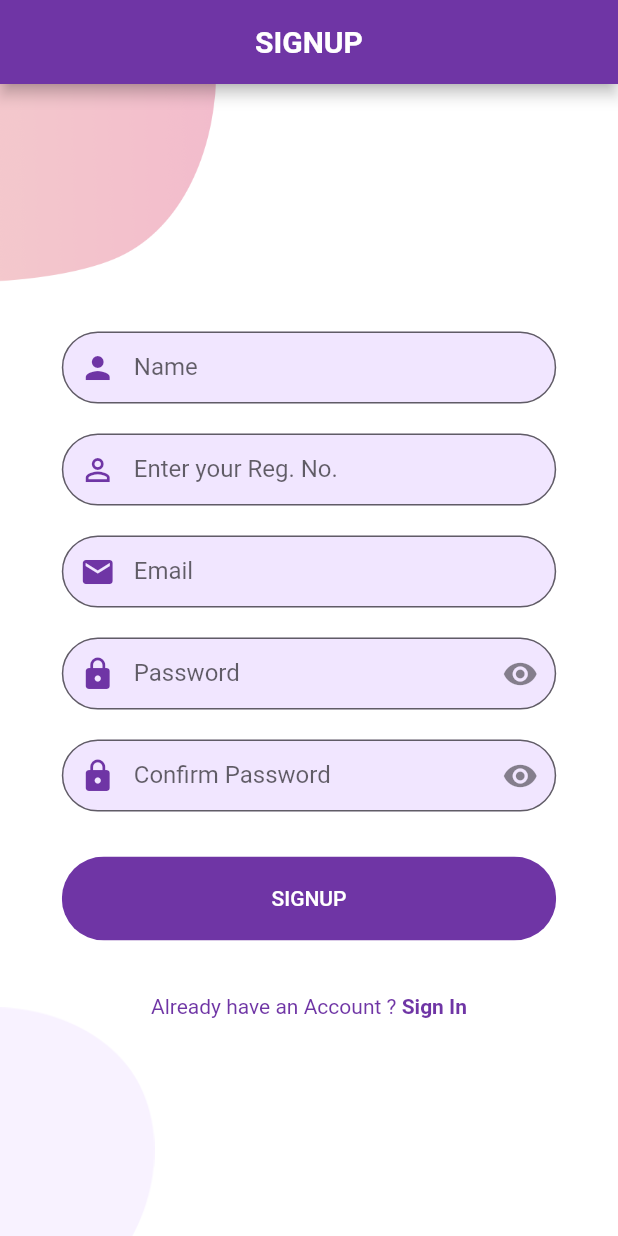
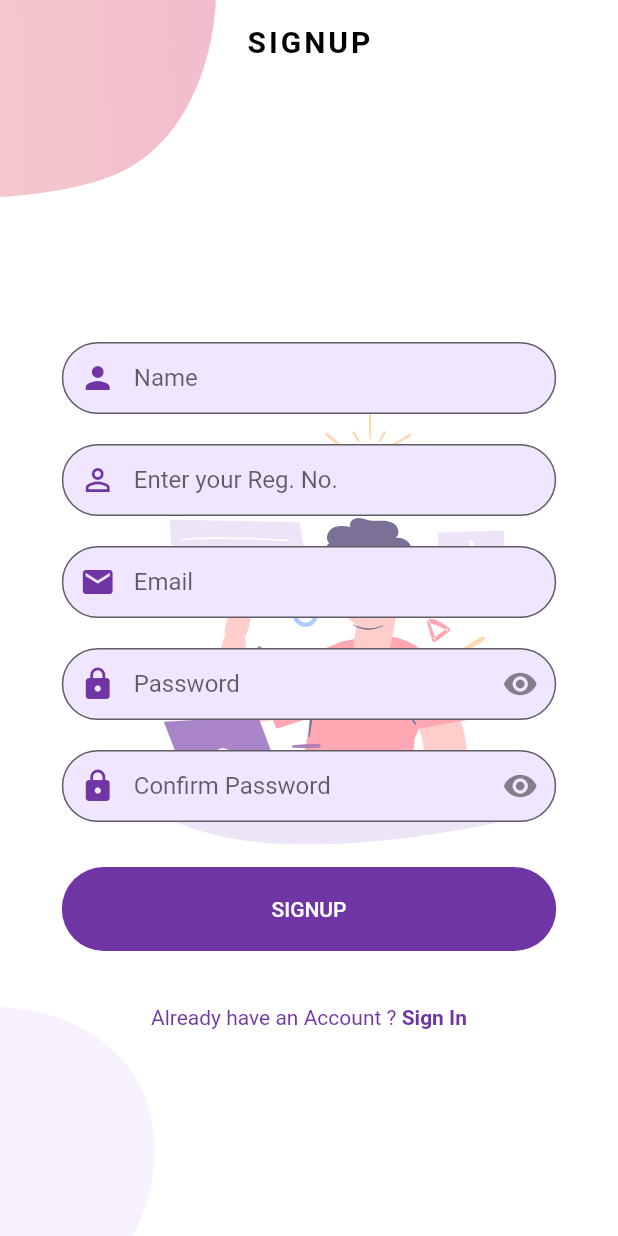
Before and after one commit to itssudhanshu/SRM-Docker_Firebase-Storage, a Flutter app: the screen it shows after launch, after a tap on "SIGN UP", on a phone screen of 412 x 824 dp. Run offline on Flutter 3.47's test engine with Material 2 defaults, Android fonts, the phone set to English and light mode, and no system bars; our stand-ins replace cloud_firestore, firebase_auth, flutter_spinkit, flutter_svg, modal_progress_hud; accounts and stored records are empty.

Commit message:
Appbar transparrent

```diff
--- a/lib/main.dart
+++ b/lib/main.dart
@@ -1,5 +1,8 @@
 import 'package:flutter/material.dart';
 import 'package:srm_notes/constants.dart';
+import 'package:srm_notes/screens/HomePage.dart';
+import 'package:srm_notes/screens/login.dart';
+import 'package:srm_notes/screens/signup.dart';
 import 'package:srm_notes/screens/welcome.dart';
 
 void main() {
@@ -11,12 +14,19 @@ class MyApp extends StatelessWidget {
   Widget build(BuildContext context) {
     return MaterialApp(
       debugShowCheckedModeBanner: false,
-      title: 'Flutter Auth',
+      title: 'SRM Helper',
       theme: ThemeData(
         primaryColor: kPrimaryColor,
         scaffoldBackgroundColor: Colors.white,
       ),
-      home: WelcomeScreen(),
+      // home: WelcomeScreen(),
+      initialRoute: "/welcome",
+      routes: {
+        '/login': (context) => LoginScreen(),
+        '/signup': (context) => SignUpScreen(),
+        '/home': (context) => HomePage(),
+        '/welcome': (context) => WelcomeScreen(),
+      },
     );
   }
 }
--- a/lib/screens/signup.dart
+++ b/lib/screens/signup.dart
@@ -1,18 +1,14 @@
 import 'package:cloud_firestore/cloud_firestore.dart';
 import 'package:flutter/material.dart';
+import 'package:flutter_svg/flutter_svg.dart';
 import 'package:modal_progress_hud/modal_progress_hud.dart';
 import 'package:srm_notes/components/already_have_an_account_acheck.dart';
 import 'package:srm_notes/components/models/loading.dart';
 import 'package:srm_notes/components/rounded_button.dart';
 import 'package:srm_notes/constants.dart';
-import 'package:srm_notes/screens/HomePage.dart';
-import 'package:srm_notes/screens/login.dart';
 import 'package:firebase_auth/firebase_auth.dart';
 
-
 class SignUpScreen extends StatefulWidget {
-    final Function toggleView;
-  SignUpScreen({this.toggleView});
   @override
   _SignUpScreenState createState() => _SignUpScreenState();
 }
@@ -35,8 +31,7 @@ class _SignUpScreenState extends State<SignUpScreen> {
       final newUser = await _auth.createUserWithEmailAndPassword(
           email: _email, password: _pass);
       if (newUser != null) {
-        Navigator.push(
-            context, MaterialPageRoute(builder: (context) => HomePage()));
+        Navigator.pushReplacementNamed(context, '/home');
       } else {
         displayDialog(context, 'Error', 'Some error occured.');
       }
@@ -64,15 +59,24 @@ class _SignUpScreenState extends State<SignUpScreen> {
     Size size = MediaQuery.of(context).size;
     return ModalProgressHUD(
       inAsyncCall: isSpinner,
-      child: isSpinner ? Loading() : Scaffold(
+      child: isSpinner
+          ? Loading()
+          : Scaffold(
+              backgroundColor: Colors.white,
+              extendBodyBehindAppBar: true,
               appBar: AppBar(
+                elevation: 0,
                 automaticallyImplyLeading: false,
                 // leading: Icon(null),
-          backgroundColor: kPrimaryColor,
+                backgroundColor: Colors.transparent,
                 title: Center(
                   child: Text(
                     "SIGNUP",
-              style: TextStyle(fontWeight: FontWeight.bold, fontSize: 20),
+                    style: TextStyle(
+                        fontWeight: FontWeight.bold,
+                        fontSize: 20,
+                        color: Colors.black,
+                        letterSpacing: 2.0),
                   ),
                 ),
               ),
@@ -99,15 +103,18 @@ class _SignUpScreenState extends State<SignUpScreen> {
                         width: size.width * 0.25,
                       ),
                     ),
-
-              // Positioned(
-              //   top: 50,
-              //   left: 100,
-              //   child: SvgPicture.asset(
-              //     "assets/icons/signup.svg",
-              //     height: size.height * 0.35,
-              //   ),
-              // ),
+                    Positioned(
+                      top: size.height / 3,
+                      left: 100,
+                      child: Opacity(
+                        opacity: 0.6,
+                        child: SvgPicture.asset(
+                          "assets/icons/signup.svg",
+                          height: size.height * 0.35,
+                          colorBlendMode: BlendMode.modulate,
+                        ),
+                      ),
+                    ),
                     SingleChildScrollView(
                       child: Container(
                         child: Column(
@@ -121,6 +128,7 @@ class _SignUpScreenState extends State<SignUpScreen> {
                             //     height: size.height * 0.25,
                             //   ),
                             // ),
+                            SizedBox(height: 70),
                             Container(
                               width: size.width * 0.8,
                               child: Form(
@@ -136,16 +144,21 @@ class _SignUpScreenState extends State<SignUpScreen> {
                                       decoration: InputDecoration(
                                         fillColor: kPrimaryLightColor,
                                         filled: true,
-                                  contentPadding: new EdgeInsets.symmetric(
+                                        contentPadding:
+                                            new EdgeInsets.symmetric(
                                                 vertical: 0.0, horizontal: 0.0),
                                         border: OutlineInputBorder(
-                                      borderRadius: BorderRadius.circular(29),
+                                          borderRadius:
+                                              BorderRadius.circular(29),
                                           borderSide: BorderSide(
-                                          width: 2, color: Colors.black),),
+                                              width: 2, color: Colors.black),
+                                        ),
                                         focusedBorder: OutlineInputBorder(
-                                      borderRadius: BorderRadius.circular(29),
+                                          borderRadius:
+                                              BorderRadius.circular(29),
                                           borderSide: BorderSide(
-                                          width: 2, color: Colors.purple),),
+                                              width: 2, color: Colors.purple),
+                                        ),
                                         hintText: "Your Name",
                                         labelText: "Name",
                                         prefixIcon: Padding(
@@ -157,7 +170,9 @@ class _SignUpScreenState extends State<SignUpScreen> {
                                         ),
                                       ),
                                       validator: (val) =>
-                                    val.contains('faculty') ? "Name must not contain FACULTY" : null,
+                                          val.contains('faculty')
+                                              ? "Name must not contain FACULTY"
+                                              : null,
                                       onChanged: (val) {
                                         setState(() => _name = val);
                                       },
@@ -167,15 +182,18 @@ class _SignUpScreenState extends State<SignUpScreen> {
                                       decoration: InputDecoration(
                                         fillColor: kPrimaryLightColor,
                                         filled: true,
-                                  contentPadding: new EdgeInsets.symmetric(
+                                        contentPadding:
+                                            new EdgeInsets.symmetric(
                                                 vertical: 0.0, horizontal: 0.0),
                                         border: OutlineInputBorder(
-                                    borderRadius: BorderRadius.circular(29),
+                                          borderRadius:
+                                              BorderRadius.circular(29),
                                           borderSide: BorderSide(
                                               width: 2, color: Colors.black),
                                         ),
                                         focusedBorder: OutlineInputBorder(
-                                    borderRadius: BorderRadius.circular(29),
+                                          borderRadius:
+                                              BorderRadius.circular(29),
                                           borderSide: BorderSide(
                                               width: 2, color: Colors.purple),
                                         ),
@@ -191,7 +209,9 @@ class _SignUpScreenState extends State<SignUpScreen> {
                                       ),
                                       validator: (val) =>
                                           // val.isEmpty ? 'Enter your Reg. No.' : null,
-                                    !val.contains('RA') ? "Reg no. must contain 'RA'" : null,
+                                          !val.contains('RA')
+                                              ? "Reg no. must contain 'RA'"
+                                              : null,
                                       onChanged: (val) {
                                         setState(() => _reg = val);
                                       },
@@ -201,16 +221,22 @@ class _SignUpScreenState extends State<SignUpScreen> {
                                         decoration: InputDecoration(
                                           fillColor: kPrimaryLightColor,
                                           filled: true,
-                                    contentPadding: new EdgeInsets.symmetric(
-                                        vertical: 0.0, horizontal: 0.0),
+                                          contentPadding:
+                                              new EdgeInsets.symmetric(
+                                                  vertical: 0.0,
+                                                  horizontal: 0.0),
                                           border: OutlineInputBorder(
-                                        borderRadius: BorderRadius.circular(29),
+                                              borderRadius:
+                                                  BorderRadius.circular(29),
                                               borderSide: BorderSide(
-                                            width: 2, color: Colors.black)),
+                                                  width: 2,
+                                                  color: Colors.black)),
                                           focusedBorder: OutlineInputBorder(
-                                        borderRadius: BorderRadius.circular(29),
+                                            borderRadius:
+                                                BorderRadius.circular(29),
                                             borderSide: BorderSide(
-                                            width: 2, color: Colors.purple),),
+                                                width: 2, color: Colors.purple),
+                                          ),
                                           hintText: "Enter your college id",
                                           labelText: "Email",
                                           prefixIcon: Padding(
@@ -223,8 +249,8 @@ class _SignUpScreenState extends State<SignUpScreen> {
                                         ),
 
                                         // decoration: textInputDecoration.copyWith(hintText:'Email'),
-                                  validator: (val) =>
-                                      !val.endsWith('@srmist.edu.in')
+                                        validator: (val) => !val
+                                                .endsWith('@srmist.edu.in')
                                             ? 'Email must end with @srmist.edu.in'
                                             : null,
                                         onChanged: (val) {
@@ -236,20 +262,26 @@ class _SignUpScreenState extends State<SignUpScreen> {
                                           fillColor: kPrimaryLightColor,
                                           filled: true,
                                           contentPadding:
-                                        new EdgeInsets.symmetric(vertical: 0.0),
+                                              new EdgeInsets.symmetric(
+                                                  vertical: 0.0),
                                           border: OutlineInputBorder(
-                                        borderRadius: BorderRadius.circular(29),
+                                              borderRadius:
+                                                  BorderRadius.circular(29),
                                               borderSide: BorderSide(
-                                            width: 2, color: Colors.green)),
+                                                  width: 2,
+                                                  color: Colors.green)),
                                           focusedBorder: OutlineInputBorder(
-                                        borderRadius: BorderRadius.circular(29),
+                                              borderRadius:
+                                                  BorderRadius.circular(29),
                                               borderSide: BorderSide(
-                                            width: 2, color: Colors.purple)),
+                                                  width: 2,
+                                                  color: Colors.purple)),
                                           hintText: "Enter password",
                                           labelText: "Password",
                                           suffixIcon: Container(
                                             child: IconButton(
-                                          icon: Icon(Icons.remove_red_eye),
+                                                icon:
+                                                    Icon(Icons.remove_red_eye),
                                                 onPressed: () {
                                                   _toggle();
                                                 }),
@@ -272,16 +304,20 @@ class _SignUpScreenState extends State<SignUpScreen> {
                                           fillColor: kPrimaryLightColor,
                                           filled: true,
                                           contentPadding:
-                                        new EdgeInsets.symmetric(vertical: 0.0),
+                                              new EdgeInsets.symmetric(
+                                                  vertical: 0.0),
                                           border: OutlineInputBorder(
-                                      borderRadius: BorderRadius.circular(29),
+                                            borderRadius:
+                                                BorderRadius.circular(29),
                                             borderSide: BorderSide(
                                                 width: 2, color: Colors.green),
                                           ),
                                           focusedBorder: OutlineInputBorder(
-                                        borderRadius: BorderRadius.circular(29),
+                                              borderRadius:
+                                                  BorderRadius.circular(29),
                                               borderSide: BorderSide(
-                                            width: 2, color: Colors.purple)),
+                                                  width: 2,
+                                                  color: Colors.purple)),
                                           hintText: "retype password again",
                                           labelText: "Confirm Password",
                                           suffixIcon: Container(
@@ -298,7 +334,8 @@ class _SignUpScreenState extends State<SignUpScreen> {
                                           ),
                                         ),
                                         validator: (val) {
-                                    if (val.isEmpty) return 'Retype password';
+                                          if (val.isEmpty)
+                                            return 'Retype password';
                                           if (val != _pass) return 'Not Match';
                                         },
                                         obscureText: _obscureText,
@@ -338,7 +375,7 @@ class _SignUpScreenState extends State<SignUpScreen> {
                                     AlreadyHaveAnAccountCheck(
                                       login: false,
                                       press: () {
-                                 widget.toggleView();
+                                        Navigator.pushNamed(context, '/login');
                                       },
                                     ),
                                   ],
--- a/lib/screens/welcome.dart
+++ b/lib/screens/welcome.dart
@@ -38,7 +38,7 @@ class WelcomeScreen extends StatelessWidget {
                 mainAxisAlignment: MainAxisAlignment.center,
                 children: <Widget>[
                   Text(
-                    "WELCOME TO EDU",
+                    "WELCOME TO SRM-HELPER",
                     style: TextStyle(fontWeight: FontWeight.bold),
                   ),
                   SizedBox(height: size.height * 0.05),
@@ -48,7 +48,7 @@ class WelcomeScreen extends StatelessWidget {
                   ),
                   SizedBox(height: size.height * 0.05),
                   RoundedButton(
-                    text: "LOGIN",
+                    text: "SIGN IN",
                     press: () {
                       Navigator.push(
                         context,
```
Also changed, not shown: lib/screens/login.dart (+21 -19 lines). Lines whose indentation alone changed are shown as unchanged.
